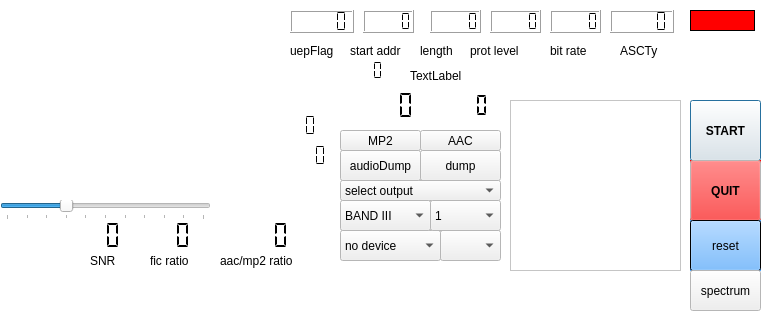
First picture: the form in sdrgui.ui, repository AlbrechtL/sdr-j-dab, before the edit.
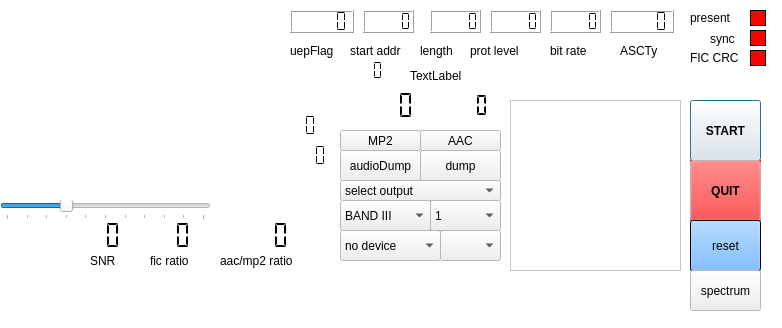
Second picture: the form after the edit. Custom widgets are drawn as their Qt base class.

Commit message: Added a spectrum power based signal present tester, a signal present LED and FIC CRC correct LED into the GUI.

Diff of the .ui file:
```diff
--- a/sdrgui.ui
+++ b/sdrgui.ui
@@ -1193,8 +1193,8 @@
   <widget class="QLabel" name="versionName">
    <property name="geometry">
     <rect>
-     <x>600</x>
-     <y>60</y>
+     <x>10</x>
+     <y>40</y>
      <width>151</width>
      <height>21</height>
     </rect>
@@ -1315,10 +1315,10 @@
   <widget class="QLabel" name="syncedLabel">
    <property name="geometry">
     <rect>
-     <x>690</x>
-     <y>10</y>
-     <width>65</width>
-     <height>21</height>
+     <x>750</x>
+     <y>30</y>
+     <width>16</width>
+     <height>16</height>
     </rect>
    </property>
    <property name="palette">
@@ -1421,6 +1421,211 @@
     <string>spectrum</string>
    </property>
   </widget>
+  <widget class="QLabel" name="label_7">
+   <property name="geometry">
+    <rect>
+     <x>710</x>
+     <y>30</y>
+     <width>31</width>
+     <height>17</height>
+    </rect>
+   </property>
+   <property name="text">
+    <string>sync</string>
+   </property>
+  </widget>
+  <widget class="QLabel" name="presentLabel">
+   <property name="geometry">
+    <rect>
+     <x>750</x>
+     <y>10</y>
+     <width>16</width>
+     <height>16</height>
+    </rect>
+   </property>
+   <property name="palette">
+    <palette>
+     <active>
+      <colorrole role="Base">
+       <brush brushstyle="SolidPattern">
+        <color alpha="255">
+         <red>255</red>
+         <green>255</green>
+         <blue>255</blue>
+        </color>
+       </brush>
+      </colorrole>
+      <colorrole role="Window">
+       <brush brushstyle="SolidPattern">
+        <color alpha="255">
+         <red>255</red>
+         <green>0</green>
+         <blue>0</blue>
+        </color>
+       </brush>
+      </colorrole>
+     </active>
+     <inactive>
+      <colorrole role="Base">
+       <brush brushstyle="SolidPattern">
+        <color alpha="255">
+         <red>255</red>
+         <green>255</green>
+         <blue>255</blue>
+        </color>
+       </brush>
+      </colorrole>
+      <colorrole role="Window">
+       <brush brushstyle="SolidPattern">
+        <color alpha="255">
+         <red>255</red>
+         <green>0</green>
+         <blue>0</blue>
+        </color>
+       </brush>
+      </colorrole>
+     </inactive>
+     <disabled>
+      <colorrole role="Base">
+       <brush brushstyle="SolidPattern">
+        <color alpha="255">
+         <red>255</red>
+         <green>0</green>
+         <blue>0</blue>
+        </color>
+       </brush>
+      </colorrole>
+      <colorrole role="Window">
+       <brush brushstyle="SolidPattern">
+        <color alpha="255">
+         <red>255</red>
+         <green>0</green>
+         <blue>0</blue>
+        </color>
+       </brush>
+      </colorrole>
+     </disabled>
+    </palette>
+   </property>
+   <property name="autoFillBackground">
+    <bool>true</bool>
+   </property>
+   <property name="frameShape">
+    <enum>QFrame::Box</enum>
+   </property>
+   <property name="text">
+    <string/>
+   </property>
+  </widget>
+  <widget class="QLabel" name="label_11">
+   <property name="geometry">
+    <rect>
+     <x>690</x>
+     <y>10</y>
+     <width>51</width>
+     <height>16</height>
+    </rect>
+   </property>
+   <property name="text">
+    <string>present</string>
+   </property>
+  </widget>
+  <widget class="QLabel" name="FICCRCLabel">
+   <property name="geometry">
+    <rect>
+     <x>750</x>
+     <y>50</y>
+     <width>16</width>
+     <height>16</height>
+    </rect>
+   </property>
+   <property name="palette">
+    <palette>
+     <active>
+      <colorrole role="Base">
+       <brush brushstyle="SolidPattern">
+        <color alpha="255">
+         <red>255</red>
+         <green>255</green>
+         <blue>255</blue>
+        </color>
+       </brush>
+      </colorrole>
+      <colorrole role="Window">
+       <brush brushstyle="SolidPattern">
+        <color alpha="255">
+         <red>255</red>
+         <green>0</green>
+         <blue>0</blue>
+        </color>
+       </brush>
+      </colorrole>
+     </active>
+     <inactive>
+      <colorrole role="Base">
+       <brush brushstyle="SolidPattern">
+        <color alpha="255">
+         <red>255</red>
+         <green>255</green>
+         <blue>255</blue>
+        </color>
+       </brush>
+      </colorrole>
+      <colorrole role="Window">
+       <brush brushstyle="SolidPattern">
+        <color alpha="255">
+         <red>255</red>
+         <green>0</green>
+         <blue>0</blue>
+        </color>
+       </brush>
+      </colorrole>
+     </inactive>
+     <disabled>
+      <colorrole role="Base">
+       <brush brushstyle="SolidPattern">
+        <color alpha="255">
+         <red>255</red>
+         <green>0</green>
+         <blue>0</blue>
+        </color>
+       </brush>
+      </colorrole>
+      <colorrole role="Window">
+       <brush brushstyle="SolidPattern">
+        <color alpha="255">
+         <red>255</red>
+         <green>0</green>
+         <blue>0</blue>
+        </color>
+       </brush>
+      </colorrole>
+     </disabled>
+    </palette>
+   </property>
+   <property name="autoFillBackground">
+    <bool>true</bool>
+   </property>
+   <property name="frameShape">
+    <enum>QFrame::Box</enum>
+   </property>
+   <property name="text">
+    <string/>
+   </property>
+  </widget>
+  <widget class="QLabel" name="label_12">
+   <property name="geometry">
+    <rect>
+     <x>690</x>
+     <y>50</y>
+     <width>51</width>
+     <height>16</height>
+    </rect>
+   </property>
+   <property name="text">
+    <string>FIC CRC</string>
+   </property>
+  </widget>
  </widget>
  <layoutdefault spacing="6" margin="11"/>
  <pixmapfunction>qPixmapFromMimeSource</pixmapfunction>
```
The commit also changes 6 other files.
